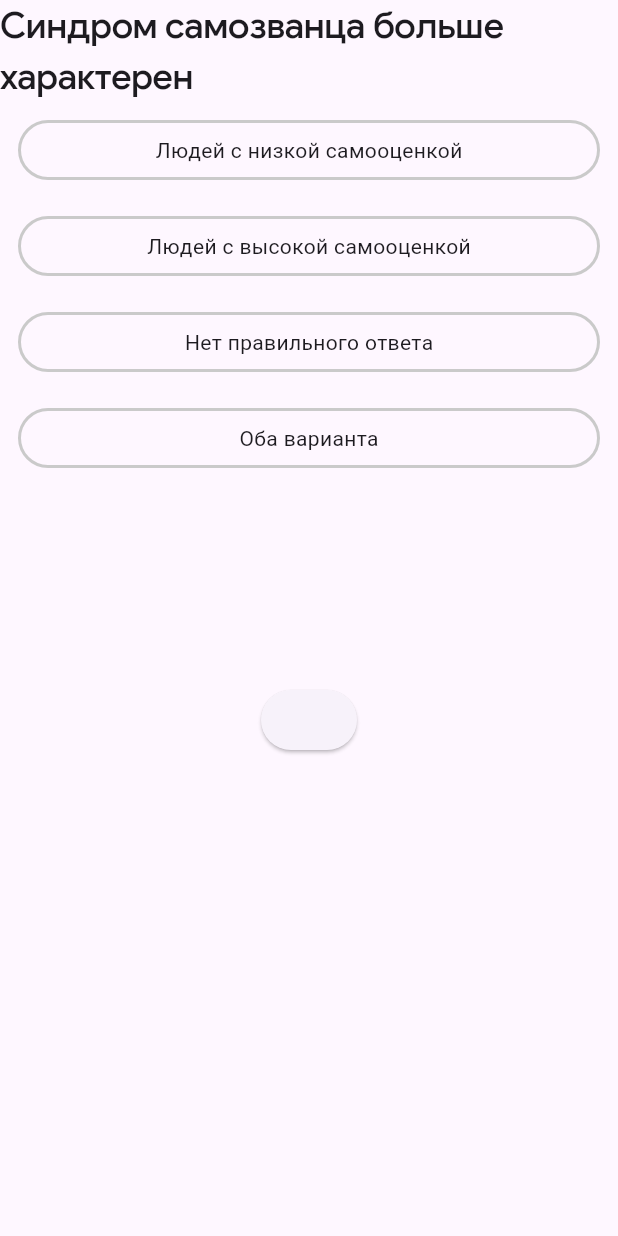
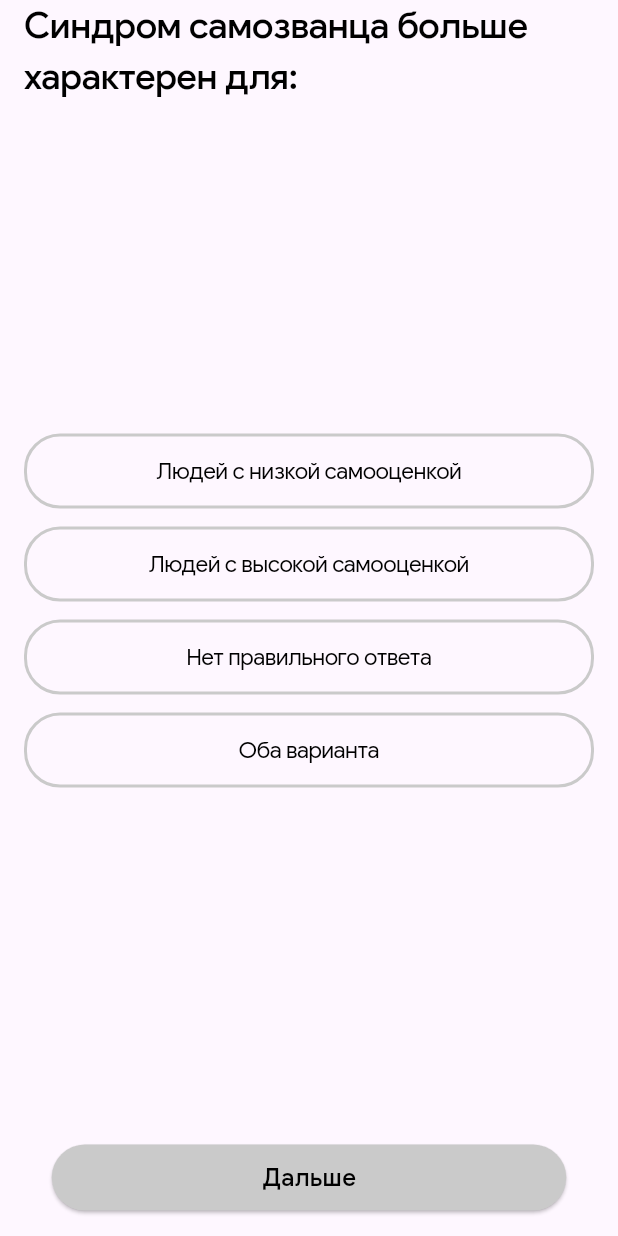
Before and after one commit to growthhungry/em_frontend, a Flutter app: the MultipleChoiceScreen screen opened directly, on a phone screen of 412 x 824 dp. Run offline on Flutter 3.47's test engine with Material 3 defaults, Android fonts, the phone set to English and light mode, and no system bars; our stand-ins replace bloc, firebase_core, flutter_bloc, flutter_native_splash, flutter_svg, google_fonts and 4 more; missing offline and left inert: firebase_app_check; accounts and stored records are empty; generated files the repository leaves out were written again; project files that could hold a hidden picture were left out.

Commit message:
add styles

```diff
--- a/lib/src/features/application/app.dart
+++ b/lib/src/features/application/app.dart
@@ -6,6 +6,7 @@ import 'package:flutter/material.dart';
 import '../authentication/authentication_listener/authentication_listener.dart';
 import '../authentication/presentation/screens/authentication_screen.dart';
 import '../education/survey/presentation/screens/multiple_choice_screen.dart';
+import '../education/survey/presentation/screens/one_answer_screen.dart';
 import '../education/videos/presentation/screens/education_video_screen.dart';
 import '../education/videos/presentation/screens/video_list_screen.dart';
 import 'package:flutter_gen/gen_l10n/app_localizations.dart';
@@ -20,6 +21,6 @@ class App extends StatelessWidget {
         localizationsDelegates: AppLocalizations.localizationsDelegates,
         supportedLocales: AppLocalizations.supportedLocales,
         debugShowCheckedModeBanner: false,
-        home: MultipleChoiceScreen());
+        home: OneAnswerScreen());
   }
 }
--- a/lib/src/features/education/survey/presentation/screens/multiple_choice_screen.dart
+++ b/lib/src/features/education/survey/presentation/screens/multiple_choice_screen.dart
@@ -11,6 +11,12 @@ const _questionList = [
   'Оба варианта',
 ];
 
+const _buttonText = TextStyle(
+    color: Colors.black,
+    fontSize: 16,
+    fontWeight: FontWeight.w500,
+    fontFamily: 'GoogleSans');
+
 class MultipleChoiceScreen extends StatefulWidget {
   const MultipleChoiceScreen({super.key});
 
@@ -19,34 +25,94 @@ class MultipleChoiceScreen extends StatefulWidget {
 }
 
 class _MultipleChoiceScreenState extends State<MultipleChoiceScreen> {
+  final _isActive = List.generate(_questionList.length, (index) => false);
+
+  bool activeButton = false;
+
+  void onTap(int index) => setState(() {
+        if (_isActive[index] == true) {
+          _isActive[index] = false;
+        } else {
+          _isActive[index] = true;
+        }
+      });
+
+  /// currentIndex
+  ///
+  /// List => true, true, false;
+  ///
+  /// false;
+
   @override
   Widget build(BuildContext context) {
     return Scaffold(
       body: SafeArea(
         child: Column(
-          children: [
+          mainAxisAlignment: MainAxisAlignment.spaceBetween,
+          children: <Widget>[
             const Flexible(
+                child: Padding(
+              padding: EdgeInsets.only(left: 16),
               child: Text(
-              'Синдром самозванца больше характерен',
-              style: headerSurveyTextStyle,
+                'Синдром самозванца больше характерен для:',
+                style: TextStyle(
+                    color: Colors.black,
+                    fontWeight: FontWeight.w500,
+                    fontSize: 24,
+                    letterSpacing: -0.48,
+                    fontFamily: 'GoogleSans'),
+              ),
             )),
-            Expanded(
-                child: ListView.builder(
+            ListView.builder(
+                padding: const EdgeInsets.only(right: 16, left: 16),
+                shrinkWrap: true,
                 itemCount: _questionList.length,
                 itemBuilder: (context, index) {
-                      return Container(
-                        height: 40,
-                        margin: const EdgeInsets.all(12),
-                        decoration: BoxDecoration(
+                  return GestureDetector(
+                    onTap: () => onTap(index),
+                    child: Container(
+                      height: 50,
+                      margin: const EdgeInsets.only(top: 6, bottom: 6),
+                      decoration: _isActive[index]
+                          ? BoxDecoration(
+                              color: const Color.fromRGBO(229, 231, 248, 1),
+                              borderRadius: BorderRadius.circular(24),
+                              border: Border.all(
+                                  color: const Color.fromRGBO(202, 202, 202, 1),
+                                  width: 2))
+                          : BoxDecoration(
                               borderRadius: BorderRadius.circular(24),
                               border: Border.all(
                                   color: const Color.fromRGBO(202, 202, 202, 1),
                                   width: 2)),
-                        child: Center(child: Text(_questionList[index])),
+                      child: Center(
+                          child: Text(
+                        _questionList[index],
+                        style: const TextStyle(
+                            color: Colors.black,
+                            fontWeight: FontWeight.w400,
+                            fontSize: 15,
+                            letterSpacing: -0.32,
+                            fontFamily: 'GoogleSans'),
+                      )),
+                    ),
                   );
-                    })),
-            // const Spacer(),
-            ElevatedButton(onPressed: () {}, child: Text(''))
+                }),
+            Padding(
+              padding: const EdgeInsets.all(15),
+              child: ElevatedButton(
+                onPressed: () {},
+                style: ElevatedButton.styleFrom(
+                  backgroundColor: const Color.fromRGBO(202, 202, 202, 1),
+                  fixedSize: const Size(343, 44),
+                  minimumSize: const Size(300, 44),
+                ),
+                child: Text(
+                  AppLocalizations.of(context)!.further,
+                  style: _buttonText,
+                ),
+              ),
+            )
           ],
         ),
       ),
--- /dev/null
+++ b/lib/src/features/education/survey/presentation/screens/one_answer_screen.dart
@@ -0,0 +1,26 @@
+import 'package:flutter/material.dart';
+
+class OneAnswerScreen extends StatefulWidget {
+  const OneAnswerScreen({super.key});
+
+  @override
+  State<OneAnswerScreen> createState() => _OneAnswerScreenState();
+}
+
+class _OneAnswerScreenState extends State<OneAnswerScreen> {
+  @override
+  Widget build(BuildContext context) {
+    return Scaffold(
+      body: SafeArea(
+        child: Column(
+          children: <Widget>[
+            TextField(
+              maxLines: 20,
+              decoration: InputDecoration(border: OutlineInputBorder()),
+            )
+          ],
+        ),
+      ),
+    );
+  }
+}
--- a/lib/src/features/education/videos/presentation/screens/education_video_screen.dart
+++ b/lib/src/features/education/videos/presentation/screens/education_video_screen.dart
@@ -31,10 +31,7 @@ class _EducationVideoScreenState extends State<EducationVideoScreen> {
               'Спикер: Михаил Ледер',
               style: speakerTextStyle,
             ),
-            Align(
-              alignment: Alignment.bottomCenter,
-              child: Text('he'),
-            )
+
           ],
         ),
       )),
```
Also changed, not shown: lib/src/common/widgets/buttons/further_button.dart (added). Lines whose indentation alone changed are shown as unchanged.
